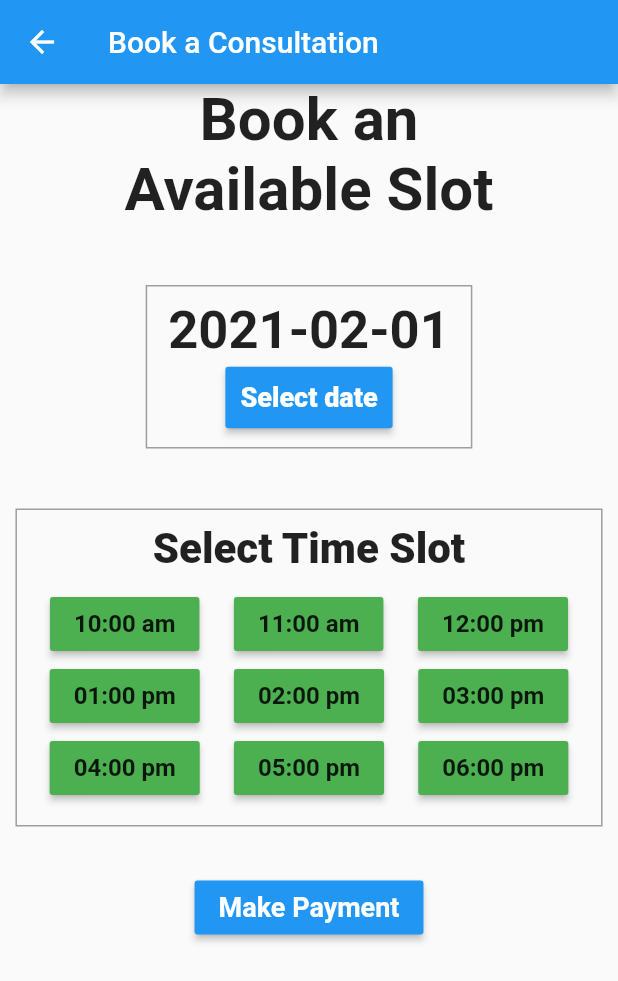
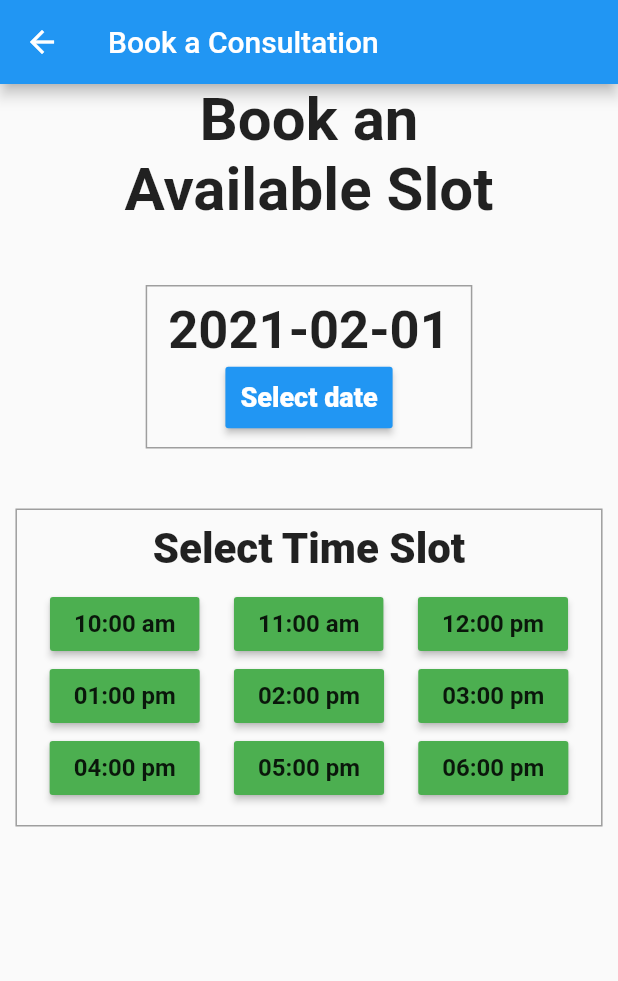
Before and after one commit to nilayostwal999/yog_arogyam, a Flutter app: the BookConsultation screen opened by its route, after a tap on "10:00 am", on a phone screen of 412 x 824 dp. Shown: the top 981 px of the screen. Run offline on Flutter 3.47's test engine with Material 2 defaults, Android fonts, the phone set to English and light mode, and no system bars; our stand-ins replace cloud_firestore, firebase_auth, firebase_storage, image_picker; missing offline and left inert: country_state_city_picker, stripe_payment; accounts and stored records are empty.

Commit message:
admin section and payment gateway added

```diff
--- a/lib/consultation.dart
+++ b/lib/consultation.dart
@@ -1,4 +1,8 @@
 import 'package:flutter/material.dart';
+import 'package:cloud_firestore/cloud_firestore.dart';
+import 'globals.dart' as globals;
+import 'meetingmodel.dart';
+import 'package:stripe_payment/stripe_payment.dart';
 
 class BookConsultation extends StatefulWidget {
   @override
@@ -6,6 +10,38 @@ class BookConsultation extends StatefulWidget {
 }
 
 class _BookConsultationState extends State<BookConsultation> {
+  final db = Firestore.instance.collection("meetings");
+  Token _paymentToken;
+  String _error;
+  MeetingModel meetingModel = new MeetingModel();
+
+  final CreditCard testCard = CreditCard(
+    number: '4000002760003184',
+    expMonth: 12,
+    expYear: 21,
+  );
+
+  GlobalKey<ScaffoldState> _scaffoldKey = GlobalKey();
+
+  @override
+  initState() {
+    super.initState();
+
+    StripePayment.setOptions(StripeOptions(
+        publishableKey:
+            "pk_test_51IFe1xEYpAi0hIb6WCZClm1R9toKbIupROboqUxwMA1pQPTcA7vnRR7SyrW12YIUky8LFDLMTbIej8MjnXcGu4Ri00bz4a1to7",
+        merchantId: "Test",
+        androidPayMode: 'test'));
+  }
+
+  void setError(dynamic error) {
+    _scaffoldKey.currentState
+        .showSnackBar(SnackBar(content: Text(error.toString())));
+    setState(() {
+      _error = error.toString();
+    });
+  }
+
   DateTime selectedDate = DateTime.now();
   Widget build(BuildContext context) {
     return Scaffold(
@@ -71,7 +107,29 @@ class _BookConsultationState extends State<BookConsultation> {
                             mainAxisAlignment: MainAxisAlignment.spaceEvenly,
                             children: [
                               RaisedButton(
-                                onPressed: () {},
+                                onPressed: () {
+                                  meetingModel.email =
+                                      globals.currentUser.email;
+                                  meetingModel.slot = '10:00';
+                                  var meetMap = meetingModel.toMap();
+                                  StripePayment.createTokenWithCard(
+                                    testCard,
+                                  ).then((token) {
+                                    _scaffoldKey.currentState.showSnackBar(
+                                        SnackBar(
+                                            content: Text(
+                                                'Received ${token.tokenId}')));
+                                    setState(() {
+                                      _paymentToken = token;
+                                    });
+                                  }).then((value) => value
+                                      ? db
+                                          .document(selectedDate.toString())
+                                          .collection('Slots')
+                                          .document('10:00')
+                                          .setData(meetMap)
+                                      : Navigator.pop(context));
+                                },
                                 child: Text(
                                   '10:00 am',
                                   style: TextStyle(
@@ -180,18 +238,6 @@ class _BookConsultationState extends State<BookConsultation> {
                     ],
                   )),
             ),
-            SizedBox(
-              height: 30,
-            ),
-            RaisedButton(
-              onPressed: () {},
-              child: Text('Make Payment',
-                  style: TextStyle(
-                      color: Colors.white,
-                      fontSize: 18,
-                      fontWeight: FontWeight.bold)),
-              color: Colors.blue,
-            )
           ],
         ),
       ),
--- a/lib/editProfile.dart
+++ b/lib/editProfile.dart
@@ -28,7 +28,7 @@ class _EditorState extends State<Editor> {
                 Text('Save Changes',
                     style: TextStyle(color: Colors.white, fontSize: 20))
               ]),
-              color: Colors.lightBlue[800],
+              color: Colors.blue,
               textColor: Colors.white,
             )
           ],
--- /dev/null
+++ b/lib/meetingmodel.dart
@@ -0,0 +1,43 @@
+class MeetingModel {
+  // underscore '_' in front of variable and mthods means that particular element of the class is private.
+  String slot;
+  String email;
+  String id;
+
+  // When we pass a parameter in a constructor with this keyword in flutter, the value you pass will  automatically linked to their respective properties
+  // An optional parameter is passed in square brackets. (e.g. -> [this._description])
+
+  // Constructor 1 -> when we create a new Todo and the database hasn't assigned an id yet.
+  MeetingModel();
+
+  // There can be only one un-named constructor in a class, sohere we have to use a named constructor.
+
+  // Constructor 2 -> when we have an id for e.g. when we are editing the todo.
+  MeetingModel.withId(this.id, this.slot, this.email);
+
+  // method to transform out Todo into a map, this will come handy when we will use some helper methods in squlite
+  Map<String, dynamic> toMap() {
+    // To know about 'dynamic' keyword: https://stackoverflow.com/a/59107168/10204932
+    var map = Map<String, dynamic>();
+    map["slot"] = slot;
+    map["email"] = email;
+    if (id != null) {
+      map["id"] = id;
+    }
+    return map;
+  }
+
+// Constructor 3 -> This will do just opposite of toMap(); It will take a dynamic object and covert it into a Todo
+  MeetingModel.toObject(dynamic o) {
+    this.id = o["id"];
+    this.slot = o["slot"];
+    this.email = o["email"];
+  }
+}
+
+// Function random(){
+//   var sampleJSON = {
+//     "name": "nilay",
+
+//   }
+// }
--- a/pubspec.yaml
+++ b/pubspec.yaml
@@ -33,6 +33,7 @@ dependencies:
   image_picker: ^0.6.7+2
   path: ^1.6.4
   country_state_city_picker: ^1.2.4
+  stripe_payment: ^1.0.10
 
 
   # The following adds the Cupertino Icons font to your application.
```
Also changed, not shown: lib/PostModel.dart (deleted, +0 -77 lines), lib/login.dart (+11 -31 lines), lib/signup.dart (+4 -6 lines), lib/adminsection.dart (added), pubspec.lock, 1 other file.
